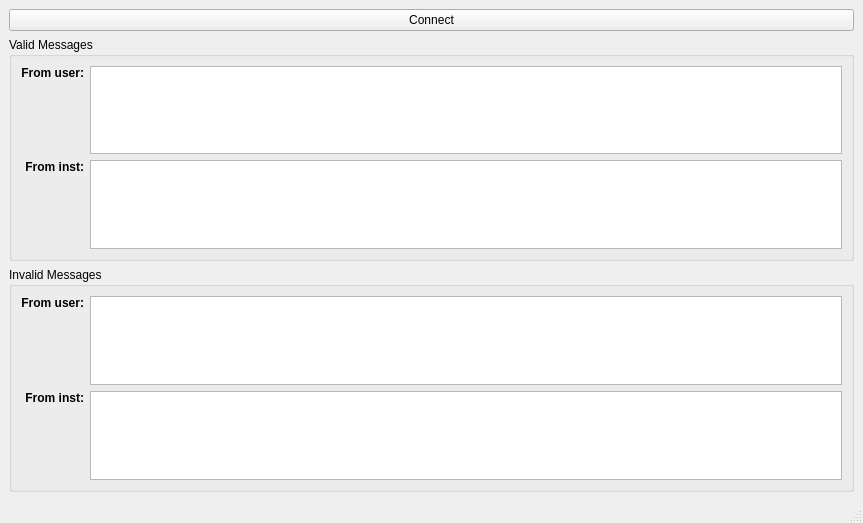
Before: the Qt Designer form instruments/instctrl/proxy/ProxyMainWindow.ui in NCAR/nimbus, drawn with Qt 5.
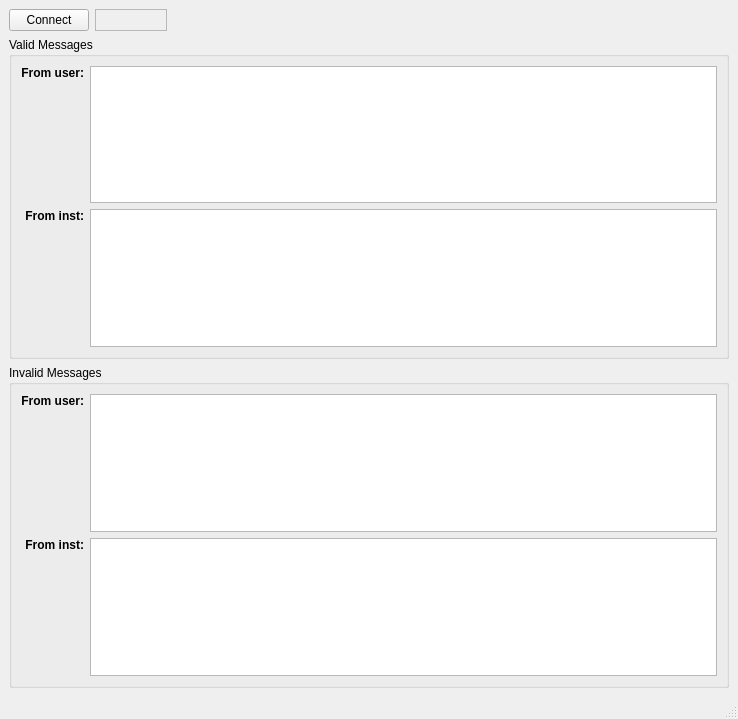
After: the same form once the commit is applied.

Commit message: Make the SSL Proxy user interface aware of the SSL connection status.

```diff
--- a/instruments/instctrl/proxy/ProxyMainWindow.ui
+++ b/instruments/instctrl/proxy/ProxyMainWindow.ui
@@ -6,8 +6,8 @@
    <rect>
     <x>0</x>
     <y>0</y>
-    <width>863</width>
-    <height>523</height>
+    <width>738</width>
+    <height>719</height>
    </rect>
   </property>
   <property name="windowTitle">
@@ -16,6 +16,10 @@
   <widget class="QWidget" name="centralwidget">
    <layout class="QVBoxLayout" name="verticalLayout">
     <item>
+     <layout class="QHBoxLayout" name="horizontalLayout_2">
+      <item>
+       <layout class="QHBoxLayout" name="horizontalLayout">
+        <item>
      <widget class="QPushButton" name="_connect">
       <property name="text">
        <string>Connect</string>
@@ -23,6 +27,33 @@
      </widget>
     </item>
     <item>
+         <widget class="QLabel" name="_proxyStatus">
+          <property name="frameShape">
+           <enum>QFrame::StyledPanel</enum>
+          </property>
+          <property name="text">
+           <string>                   </string>
+          </property>
+         </widget>
+        </item>
+       </layout>
+      </item>
+      <item>
+       <spacer name="horizontalSpacer">
+        <property name="orientation">
+         <enum>Qt::Horizontal</enum>
+        </property>
+        <property name="sizeHint" stdset="0">
+         <size>
+          <width>40</width>
+          <height>20</height>
+         </size>
+        </property>
+       </spacer>
+      </item>
+     </layout>
+    </item>
+    <item>
      <widget class="QGroupBox" name="groupBox">
       <property name="title">
        <string notr="true">Valid Messages</string>
```
Left out of the diff: 2 changed lines with no effect on the pictures. Lines whose indentation alone changed are shown as unchanged. The commit also changes 8 other files.
